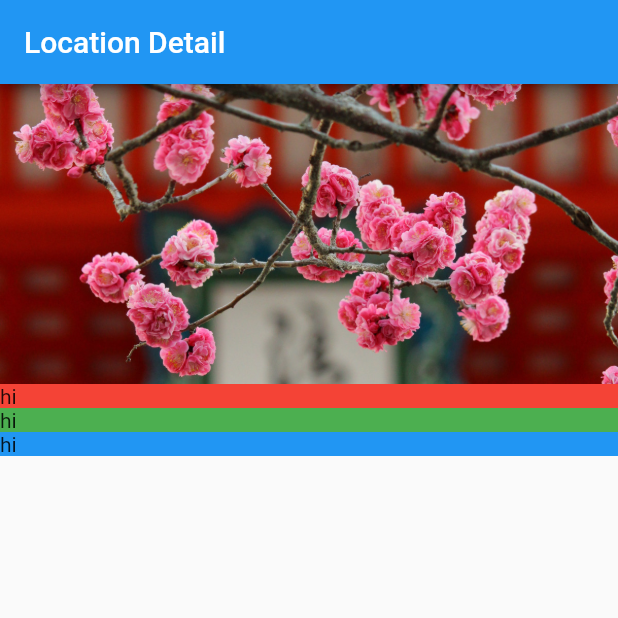
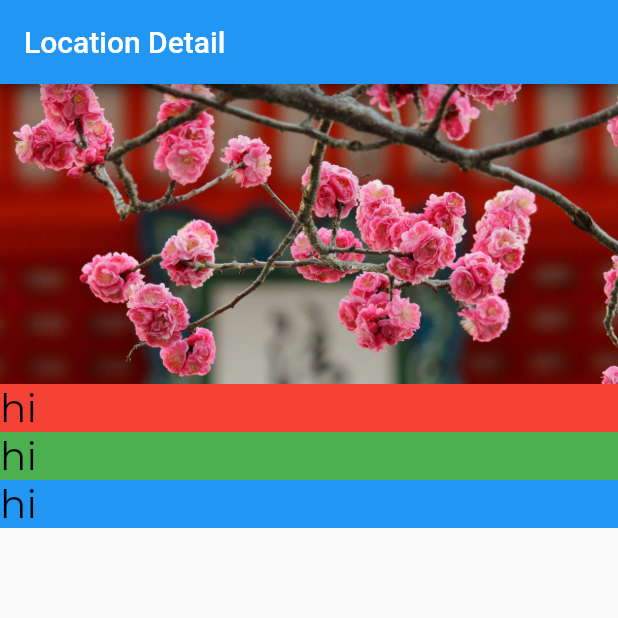
Before and after one commit to seenickcode/tourismandco, a Flutter app: the screen it shows after launch, on a phone screen of 412 x 824 dp, the top half of it. Run offline on Flutter 3.47's test engine with Material 2 defaults, Android fonts, the phone set to English and light mode, and no system bars.

Commit message:
Added themeData

```diff
--- a/lib/app.dart
+++ b/lib/app.dart
@@ -2,12 +2,17 @@
 
 import 'package:flutter/material.dart';
 import 'screens/location_detail/location_detail.dart';
+import 'style.dart';
 
 class App extends StatelessWidget {
   @override
   Widget build(BuildContext context) {
     return MaterialApp(
       home: LocationDetail(),
+      theme: ThemeData(
+          textTheme: TextTheme(
+        body1: Body1Style,
+      )),
     );
   }
 }
```
